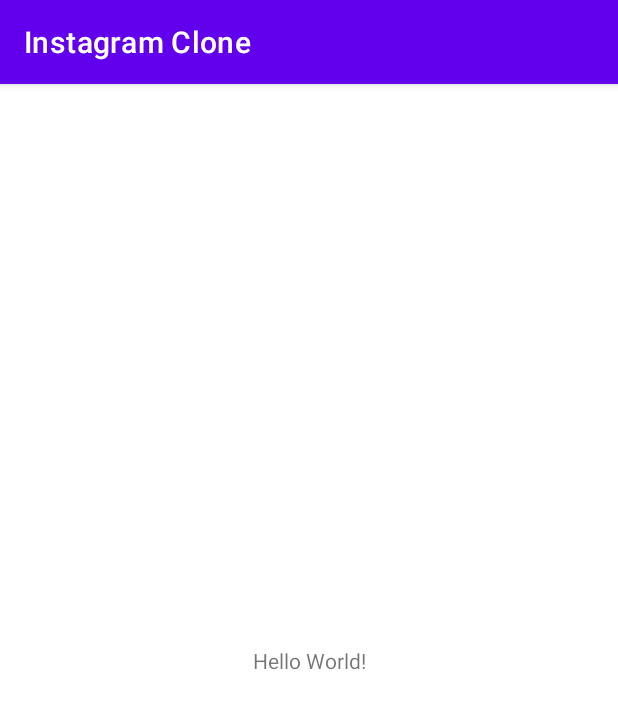
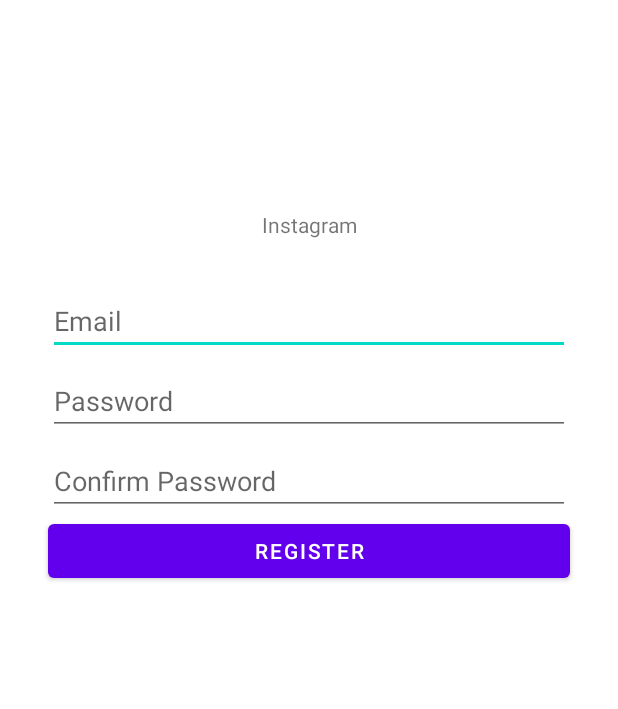
Before and after one commit to dchandrani/InstagramClone, an Android app: the screen it shows after launch (MainActivity before the commit, RegisterActivity after it), on a phone screen of 412 x 824 dp. Shown: the top 709 px of the screen. Run offline under Robolectric (Android 15) with nearby library versions, the phone set to English and light mode, and no system bars; our stand-ins replace Dagger/Hilt's generated code; 2 statements that could not run were skipped.

Commit message:
created register screen ui

```diff
--- a/app/src/main/AndroidManifest.xml
+++ b/app/src/main/AndroidManifest.xml
@@ -6,6 +6,7 @@
     <uses-permission android:name="android.permission.ACCESS_NETWORK_STATE" />
 
     <application
+        android:name=".InstagramApp"
         android:allowBackup="true"
         android:icon="@mipmap/ic_launcher"
         android:label="@string/app_name"
@@ -13,7 +14,7 @@
         android:supportsRtl="true"
         android:theme="@style/Theme.InstagramClone">
         <activity
-            android:name=".MainActivity"
+            android:name=".ui.register.RegisterActivity"
             android:theme="@style/SplashTheme">
             <intent-filter>
                 <action android:name="android.intent.action.MAIN" />
--- /dev/null
+++ b/app/src/main/java/com/dh/instagramclone/InstagramApp.kt
@@ -0,0 +1,8 @@
+package com.dh.instagramclone
+
+import android.app.Application
+import dagger.hilt.android.HiltAndroidApp
+
+@HiltAndroidApp
+class InstagramApp: Application() {
+}
--- a/app/src/main/java/com/dh/instagramclone/MainActivity.kt
+++ b/app/src/main/java/com/dh/instagramclone/MainActivity.kt
@@ -2,7 +2,9 @@ package com.dh.instagramclone
 
 import androidx.appcompat.app.AppCompatActivity
 import android.os.Bundle
+import dagger.hilt.android.AndroidEntryPoint
 
+@AndroidEntryPoint
 class MainActivity : AppCompatActivity() {
     override fun onCreate(savedInstanceState: Bundle?) {
         // Make sure this is before calling super.onCreate
--- /dev/null
+++ b/app/src/main/java/com/dh/instagramclone/ui/register/RegisterActivity.kt
@@ -0,0 +1,25 @@
+package com.dh.instagramclone.ui.register
+
+import androidx.appcompat.app.AppCompatActivity
+import android.os.Bundle
+import com.dh.instagramclone.R
+import com.dh.instagramclone.databinding.ActivityRegisterBinding
+import dagger.hilt.android.AndroidEntryPoint
+
+@AndroidEntryPoint
+class RegisterActivity : AppCompatActivity() {
+    override fun onCreate(savedInstanceState: Bundle?) {
+        setTheme(R.style.Theme_InstagramClone)
+        super.onCreate(savedInstanceState)
+        setContentView(R.layout.activity_register)
+
+        supportActionBar?.hide()
+
+        val binding = ActivityRegisterBinding.inflate(layoutInflater)
+        binding.apply {
+            btnRegister.setOnClickListener {
+
+            }
+        }
+    }
+}
--- /dev/null
+++ b/app/src/main/java/com/dh/instagramclone/ui/register/RegisterViewModel.kt
@@ -0,0 +1,6 @@
+package com.dh.instagramclone.ui.register
+
+import androidx.lifecycle.ViewModel
+
+class RegisterViewModel: ViewModel() {
+}
--- /dev/null
+++ b/app/src/main/res/layout/activity_register.xml
@@ -0,0 +1,62 @@
+<?xml version="1.0" encoding="utf-8"?>
+<androidx.constraintlayout.widget.ConstraintLayout xmlns:android="http://schemas.android.com/apk/res/android"
+    xmlns:app="http://schemas.android.com/apk/res-auto"
+    xmlns:tools="http://schemas.android.com/tools"
+    android:layout_width="match_parent"
+    android:layout_height="match_parent"
+    tools:context=".ui.register.RegisterActivity">
+
+    <TextView
+        android:id="@+id/tv_instagram"
+        android:layout_width="wrap_content"
+        android:layout_height="wrap_content"
+        android:layout_marginTop="140dp"
+        android:text="Instagram"
+        app:layout_constraintEnd_toEndOf="parent"
+        app:layout_constraintStart_toStartOf="parent"
+        app:layout_constraintTop_toTopOf="parent"
+        tools:viewBindingIgnore="true" />
+
+    <EditText
+        android:id="@+id/edt_email"
+        android:layout_width="0dp"
+        android:layout_height="wrap_content"
+        android:layout_marginStart="32dp"
+        android:layout_marginTop="32dp"
+        android:layout_marginEnd="32dp"
+        android:hint="Email"
+        app:layout_constraintEnd_toEndOf="parent"
+        app:layout_constraintStart_toStartOf="parent"
+        app:layout_constraintTop_toBottomOf="@+id/tv_instagram" />
+
+    <EditText
+        android:id="@+id/edt_password"
+        android:layout_width="0dp"
+        android:layout_height="wrap_content"
+        android:layout_marginTop="8dp"
+        android:hint="Password"
+        android:inputType="textPassword"
+        app:layout_constraintEnd_toEndOf="@+id/edt_email"
+        app:layout_constraintStart_toStartOf="@+id/edt_email"
+        app:layout_constraintTop_toBottomOf="@+id/edt_email" />
+
+    <EditText
+        android:id="@+id/edt_confirm_password"
+        android:layout_width="0dp"
+        android:layout_height="wrap_content"
+        android:layout_marginTop="8dp"
+        android:hint="Confirm Password"
+        android:inputType="textPassword"
+        app:layout_constraintEnd_toEndOf="@+id/edt_password"
+        app:layout_constraintStart_toStartOf="@+id/edt_password"
+        app:layout_constraintTop_toBottomOf="@+id/edt_password" />
+
+    <Button
+        android:id="@+id/btn_register"
+        android:layout_width="0dp"
+        android:layout_height="wrap_content"
+        android:text="Register"
+        app:layout_constraintEnd_toEndOf="@+id/edt_confirm_password"
+        app:layout_constraintStart_toStartOf="@+id/edt_confirm_password"
+        app:layout_constraintTop_toBottomOf="@+id/edt_confirm_password" />
+</androidx.constraintlayout.widget.ConstraintLayout>
```
Also changed, not shown: app/build.gradle (+7 -0 lines), app/src/main/java/com/dh/instagramclone/di/AppModule.kt (added, +11 -0 lines), app/src/main/res/layout/fragment_register.xml (added, +19 -0 lines).
